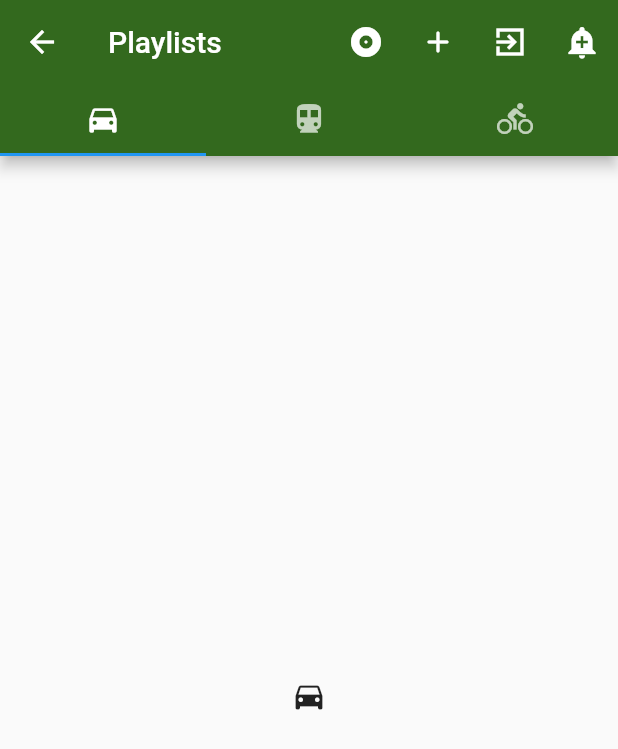
After one commit to cjsmocjsmo/movflo, a Flutter app: the MainScreen screen opened directly, on a phone screen of 412 x 824 dp. The commit adds this screen. Shown: the top 749 px of the screen. Run offline on Flutter 3.47's test engine with Material 2 defaults, Android fonts, the phone set to English and light mode, and no system bars; statements that could not run were skipped.

Commit message:
working on initial layout

```diff
--- a/lib/main.dart
+++ b/lib/main.dart
@@ -1,6 +1,6 @@
 import 'package:flutter/material.dart';
-
-import 'package:flutter/material.dart';
+import 'mainscreen.dart'
+import 'moviescreen.dart';
 
 void main() => runApp(MovFlo());
 
--- /dev/null
+++ b/lib/mainscreen.dart
@@ -0,0 +1,86 @@
+import 'package:flutter/material.dart';
+
+class MainScreen extends StatelessWidget {
+  @override
+  Widget build(BuildContext context) {
+    return DefaultTabController(
+      length: 3,
+
+
+        child: Scaffold(
+          appBar: AppBar(
+              title: Text("Playlists"),
+              backgroundColor: Colors.lightGreen[900],
+
+              bottom: TabBar(
+                tabs: [
+                  Tab(icon: Icon(Icons.directions_car)),
+                  Tab(icon: Icon(Icons.directions_transit)),
+                  Tab(icon: Icon(Icons.directions_bike)),
+                ],
+              ),
+              actions: <Widget>[
+                IconButton(
+                    onPressed: () {
+                      Navigator.pushNamed(context, '/Songs');
+                    },
+                    icon: Icon(Icons.album_sharp),
+                    tooltip: "Go to Songs Page"),
+                IconButton(
+                    onPressed: () {
+                      Navigator.pushNamed(context, '/Playlists');
+                    },
+                    icon: Icon(Icons.add_rounded),
+                    tooltip: "Go To Playlist Page"),
+                IconButton(
+                    onPressed: () {
+                      Navigator.pushNamed(context, '/');
+                    },
+                    icon: Icon(Icons.exit_to_app_sharp),
+                    tooltip: "Exit App"),
+                IconButton(
+                  icon: const Icon(Icons.add_alert),
+                  tooltip: 'Show Snackbar',
+                  onPressed: () {
+                    ScaffoldMessenger.of(context).showSnackBar(SnackBar(
+                      content: Text('ZZ Top \n Fandango \n Mexican Black Bird'),
+                      backgroundColor: Colors.purple,
+                    ));
+                  },
+                ),
+              ]),
+        body: TabBarView(
+          children: [
+            Icon(Icons.directions_car),
+            Icon(Icons.directions_transit),
+            Icon(Icons.directions_bike),
+          ],
+        ),
+
+        // Container(
+        //   decoration: BoxDecoration(
+        //     color: Colors.lightGreenAccent.shade400,
+        //   ),
+        //   child: Center(
+        //     child: Column(
+        //       mainAxisAlignment: MainAxisAlignment.center,
+        //       children: [
+        //         Text('Viewing playlist page'),
+        //         ElevatedButton(
+        //           style: ButtonStyle(
+        //             backgroundColor:
+        //                 MaterialStateProperty.all<Color>(Colors.lightGreen),
+        //           ),
+        //           child: Text('Pop!'),
+        //           onPressed: () {
+        //             Navigator.pop(context);
+        //           },
+        //         ),
+        //       ],
+        //     ),
+        //   ),
+        // )
+      )
+    );
+  }
+}
--- a/lib/movies.dart
+++ b/lib/moviescreen.dart
@@ -1,6 +1,6 @@
 import 'package:flutter/material.dart';
 
-class MoviesScreen extends StatelessWidget {
+class MovieScreen extends StatelessWidget {
   @override
   Widget build(BuildContext context) {
     return Scaffold(
```
